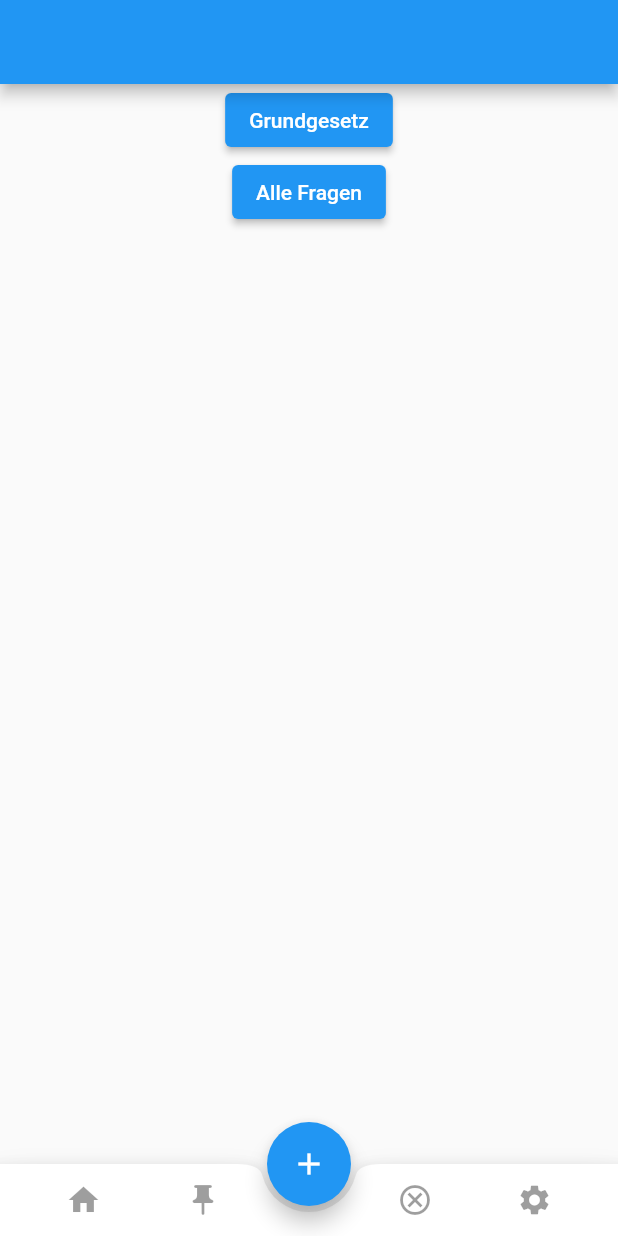
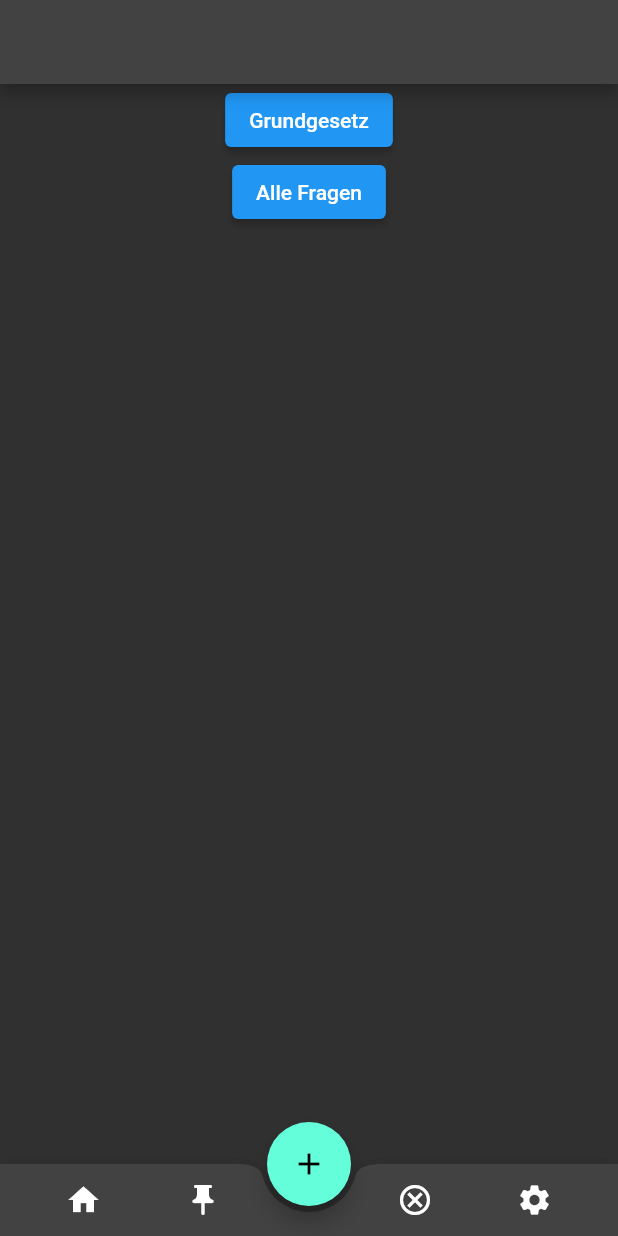
Before and after one commit to jarrodu/lebenInDeutschland, a Flutter app: the screen it shows after launch, after a tap on the "add" icon, on a phone screen of 412 x 824 dp. Run offline on Flutter 3.47's test engine with Material 2 defaults, Android fonts, the phone set to English and light mode, and no system bars; missing offline and left inert: flutter_cached_pdfview, translator.

```diff
--- a/lib/main.dart
+++ b/lib/main.dart
@@ -19,9 +19,7 @@ class MyApp extends StatelessWidget {
       ],
       child: MaterialApp(
         title: 'Leben In Deutschland',
-        theme: ThemeData(
-          primarySwatch: Colors.blue,
-        ),
+        theme: ThemeData.dark(),
         home: const HomePage(),
       ),
     );
--- a/lib/screens/false_questions_page.dart
+++ b/lib/screens/false_questions_page.dart
@@ -10,6 +10,8 @@ class FalseQuestionsPage extends StatefulWidget {
 class _FalseQuestionsPageState extends State<FalseQuestionsPage> {
   @override
   Widget build(BuildContext context) {
-    return Container();
+    return Scaffold(
+      appBar: AppBar(),
+    );
   }
 }
--- a/lib/screens/home_page.dart
+++ b/lib/screens/home_page.dart
@@ -1,6 +1,9 @@
 import 'package:flutter/material.dart';
 import 'package:leben_in_deutschland/screens/all_questions.dart';
 import 'package:leben_in_deutschland/screens/constitution_page.dart';
+import 'package:leben_in_deutschland/screens/false_questions_page.dart';
+import 'package:leben_in_deutschland/screens/pinned_questions_page.dart';
+import 'package:leben_in_deutschland/screens/settings_page.dart';
 
 class HomePage extends StatelessWidget {
   const HomePage({Key? key}) : super(key: key);
@@ -18,21 +21,38 @@ class HomePage extends StatelessWidget {
         ),
       ),
       floatingActionButtonLocation: FloatingActionButtonLocation.centerDocked,
-      floatingActionButton: FloatingActionButton(child: Icon(Icons.add), onPressed: () {}),
+      floatingActionButton: FloatingActionButton(child: const Icon(Icons.add), onPressed: () {}),
       bottomNavigationBar: BottomAppBar(
         shape: const CircularNotchedRectangle(),
         child: Row(
           mainAxisAlignment: MainAxisAlignment.spaceEvenly,
           children: [
-            IconButton(onPressed: null, icon: Icon(Icons.home)),
-            IconButton(onPressed: null, icon: Icon(Icons.push_pin_rounded)),
-            SizedBox(width: 30,),
-            IconButton(onPressed: null, icon: Icon(Icons.cancel_outlined)),
-            IconButton(onPressed: null, icon: Icon(Icons.settings)),
+            IconButton(onPressed: () {}, icon: const Icon(Icons.home)),
+            IconButton(
+                onPressed: () => Navigator.push(
+                    context,
+                    MaterialPageRoute(
+                      builder: (context) => const PinnedQuestionsPage(),
+                    )),
+                icon: const Icon(Icons.push_pin_rounded)),
+            SizedBox(width: 30),
+            IconButton(
+                onPressed: () => Navigator.push(
+                    context,
+                    MaterialPageRoute(
+                      builder: (context) => const FalseQuestionsPage(),
+                    )),
+                icon: const Icon(Icons.cancel_outlined)),
+            IconButton(
+                onPressed: () => Navigator.push(
+                    context,
+                    MaterialPageRoute(
+                      builder: (context) => const SettingsPage(),
+                    )),
+                icon: const Icon(Icons.settings)),
           ],
         ),
       ),
-
     );
   }
 
--- a/lib/screens/pinned_questions_page.dart
+++ b/lib/screens/pinned_questions_page.dart
@@ -10,6 +10,8 @@ class PinnedQuestionsPage extends StatefulWidget {
 class _PinnedQuestionsPageState extends State<PinnedQuestionsPage> {
   @override
   Widget build(BuildContext context) {
-    return Container();
+    return Scaffold(
+      appBar: AppBar(),
+    );
   }
 }
--- a/lib/screens/settings_page.dart
+++ b/lib/screens/settings_page.dart
@@ -5,6 +5,8 @@ class SettingsPage extends StatelessWidget {
 
   @override
   Widget build(BuildContext context) {
-    return Container();
+    return Scaffold(
+      appBar: AppBar()
+    );
   }
 }
--- a/pubspec.yaml
+++ b/pubspec.yaml
@@ -35,7 +35,9 @@ dependencies:
   # Use with the CupertinoIcons class for iOS style icons.
   cupertino_icons: ^1.0.2
   provider: ^6.0.1
+  shared_preferences: ^2.0.8
   flutter_cached_pdfview: 0.4.0-nullsafety
+  translator: ^0.1.7
 
 dev_dependencies:
   flutter_test:
```
Also changed, not shown: lib/screens/all_questions.dart (+29 -49 lines), lib/widgets/question_widget.dart (added, +105 -0 lines), pubspec.lock.
